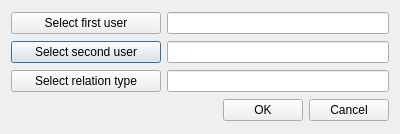
The window that OrmasAdmin/OrmasAdmin/CreateRelDlg.ui (Dalerjon/TheOrmasProejct) describes before a commit, drawn with Qt 5.
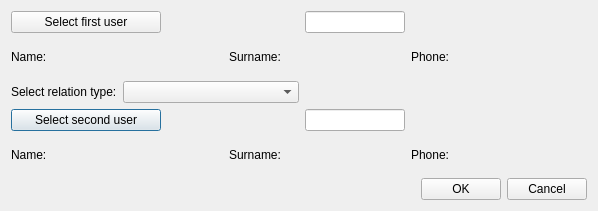
The same window after the commit.

```diff
--- a/OrmasAdmin/OrmasAdmin/CreateRelDlg.ui
+++ b/OrmasAdmin/OrmasAdmin/CreateRelDlg.ui
@@ -6,8 +6,8 @@
    <rect>
     <x>0</x>
     <y>0</y>
-    <width>400</width>
-    <height>134</height>
+    <width>589</width>
+    <height>211</height>
    </rect>
   </property>
   <property name="windowTitle">
@@ -32,41 +32,271 @@
    <property name="bottomMargin">
     <number>11</number>
    </property>
-   <item row="4" column="0">
+   <item row="2" column="2">
+    <widget class="QLabel" name="user1SurnameLb">
+     <property name="minimumSize">
+      <size>
+       <width>70</width>
+       <height>0</height>
+      </size>
+     </property>
+     <property name="maximumSize">
+      <size>
+       <width>70</width>
+       <height>16777215</height>
+      </size>
+     </property>
+     <property name="text">
+      <string>Surname:</string>
+     </property>
+    </widget>
+   </item>
+   <item row="2" column="4">
+    <widget class="QLabel" name="user1PhoneLb">
+     <property name="minimumSize">
+      <size>
+       <width>70</width>
+       <height>0</height>
+      </size>
+     </property>
+     <property name="maximumSize">
+      <size>
+       <width>70</width>
+       <height>16777215</height>
+      </size>
+     </property>
+     <property name="text">
+      <string>Phone:</string>
+     </property>
+    </widget>
+   </item>
+   <item row="2" column="0">
+    <widget class="QLabel" name="user1NameLb">
+     <property name="minimumSize">
+      <size>
+       <width>70</width>
+       <height>0</height>
+      </size>
+     </property>
+     <property name="maximumSize">
+      <size>
+       <width>70</width>
+       <height>16777215</height>
+      </size>
+     </property>
+     <property name="text">
+      <string>Name:</string>
+     </property>
+    </widget>
+   </item>
+   <item row="2" column="3">
+    <widget class="QLabel" name="user1SurnamePh">
+     <property name="minimumSize">
+      <size>
+       <width>100</width>
+       <height>0</height>
+      </size>
+     </property>
+     <property name="font">
+      <font>
+       <family>Times New Roman</family>
+       <pointsize>12</pointsize>
+       <weight>75</weight>
+       <italic>true</italic>
+       <bold>true</bold>
+      </font>
+     </property>
+     <property name="text">
+      <string/>
+     </property>
+    </widget>
+   </item>
+   <item row="2" column="5">
+    <widget class="QLabel" name="user1PhonePh">
+     <property name="minimumSize">
+      <size>
+       <width>100</width>
+       <height>0</height>
+      </size>
+     </property>
+     <property name="font">
+      <font>
+       <family>Times New Roman</family>
+       <pointsize>12</pointsize>
+       <weight>75</weight>
+       <italic>true</italic>
+       <bold>true</bold>
+      </font>
+     </property>
+     <property name="text">
+      <string/>
+     </property>
+    </widget>
+   </item>
+   <item row="5" column="0" colspan="3">
     <widget class="QPushButton" name="user2Btn">
+     <property name="maximumSize">
+      <size>
+       <width>150</width>
+       <height>16777215</height>
+      </size>
+     </property>
      <property name="text">
       <string>Select second user</string>
      </property>
     </widget>
    </item>
-   <item row="4" column="1">
-    <widget class="QLineEdit" name="user2Edit">
-     <property name="readOnly">
-      <bool>true</bool>
-     </property>
-    </widget>
-   </item>
-   <item row="1" column="1">
-    <widget class="QLineEdit" name="user1Edit">
-     <property name="readOnly">
-      <bool>true</bool>
-     </property>
-    </widget>
-   </item>
-   <item row="5" column="0">
-    <widget class="QPushButton" name="relTypeBtn">
+   <item row="2" column="1">
+    <widget class="QLabel" name="user1NamePh">
      <property name="minimumSize">
+      <size>
+       <width>100</width>
+       <height>0</height>
+      </size>
+     </property>
+     <property name="font">
+      <font>
+       <family>Times New Roman</family>
+       <pointsize>12</pointsize>
+       <weight>75</weight>
+       <italic>true</italic>
+       <bold>true</bold>
+      </font>
+     </property>
+     <property name="text">
+      <string/>
+     </property>
+    </widget>
+   </item>
+   <item row="1" column="0" colspan="3">
+    <widget class="QPushButton" name="user1Btn">
+     <property name="maximumSize">
       <size>
        <width>150</width>
+       <height>16777215</height>
+      </size>
+     </property>
+     <property name="text">
+      <string>Select first user</string>
+     </property>
+    </widget>
+   </item>
+   <item row="6" column="0">
+    <widget class="QLabel" name="user2NameLb">
+     <property name="minimumSize">
+      <size>
+       <width>70</width>
        <height>0</height>
       </size>
      </property>
+     <property name="maximumSize">
+      <size>
+       <width>70</width>
+       <height>16777215</height>
+      </size>
+     </property>
      <property name="text">
-      <string>Select relation type</string>
+      <string>Name:</string>
      </property>
     </widget>
    </item>
-   <item row="7" column="0" colspan="2">
+   <item row="6" column="1">
+    <widget class="QLabel" name="user2NamePh">
+     <property name="font">
+      <font>
+       <family>Times New Roman</family>
+       <pointsize>12</pointsize>
+       <weight>75</weight>
+       <italic>true</italic>
+       <bold>true</bold>
+      </font>
+     </property>
+     <property name="text">
+      <string/>
+     </property>
+    </widget>
+   </item>
+   <item row="6" column="2">
+    <widget class="QLabel" name="user2SurnameLb">
+     <property name="minimumSize">
+      <size>
+       <width>70</width>
+       <height>0</height>
+      </size>
+     </property>
+     <property name="maximumSize">
+      <size>
+       <width>70</width>
+       <height>16777215</height>
+      </size>
+     </property>
+     <property name="text">
+      <string>Surname:</string>
+     </property>
+    </widget>
+   </item>
+   <item row="6" column="3">
+    <widget class="QLabel" name="user2SurnamePh">
+     <property name="font">
+      <font>
+       <family>Times New Roman</family>
+       <pointsize>12</pointsize>
+       <weight>75</weight>
+       <italic>true</italic>
+       <bold>true</bold>
+      </font>
+     </property>
+     <property name="text">
+      <string/>
+     </property>
+    </widget>
+   </item>
+   <item row="6" column="4">
+    <widget class="QLabel" name="user2PhoneLb">
+     <property name="minimumSize">
+      <size>
+       <width>70</width>
+       <height>0</height>
+      </size>
+     </property>
+     <property name="maximumSize">
+      <size>
+       <width>70</width>
+       <height>16777215</height>
+      </size>
+     </property>
+     <property name="text">
+      <string>Phone:</string>
+     </property>
+    </widget>
+   </item>
+   <item row="6" column="5">
+    <widget class="QLabel" name="user2PhonePh">
+     <property name="font">
+      <font>
+       <family>Times New Roman</family>
+       <pointsize>12</pointsize>
+       <weight>75</weight>
+       <italic>true</italic>
+       <bold>true</bold>
+      </font>
+     </property>
+     <property name="text">
+      <string/>
+     </property>
+    </widget>
+   </item>
+   <item row="3" column="0">
+    <widget class="QLabel" name="relTypeLb">
+     <property name="text">
+      <string>Select relation type:</string>
+     </property>
+    </widget>
+   </item>
+   <item row="3" column="1" colspan="2">
+    <widget class="QComboBox" name="relTypeCmb"/>
+   </item>
+   <item row="8" column="0" colspan="6">
     <layout class="QHBoxLayout" name="horizontalLayout">
      <item>
       <spacer name="horizontalSpacer">
@@ -97,17 +327,29 @@
      </item>
     </layout>
    </item>
-   <item row="1" column="0">
-    <widget class="QPushButton" name="user1Btn">
-     <property name="text">
-      <string>Select first user</string>
+   <item row="1" column="3" colspan="2">
+    <widget class="QLineEdit" name="user1Edit">
+     <property name="maximumSize">
+      <size>
+       <width>100</width>
+       <height>16777215</height>
+      </size>
+     </property>
+     <property name="readOnly">
+      <bool>true</bool>
+     </property>
+     <property name="clearButtonEnabled">
+      <bool>false</bool>
      </property>
     </widget>
    </item>
-   <item row="5" column="1">
-    <widget class="QLineEdit" name="relTypeEdit">
-     <property name="toolTip">
-      <string>Must not be empty</string>
+   <item row="5" column="3">
+    <widget class="QLineEdit" name="user2Edit">
+     <property name="maximumSize">
+      <size>
+       <width>100</width>
+       <height>16777215</height>
+      </size>
      </property>
      <property name="readOnly">
       <bool>true</bool>
```
Left out of the diff: 3 changed lines with no effect on the pictures.
